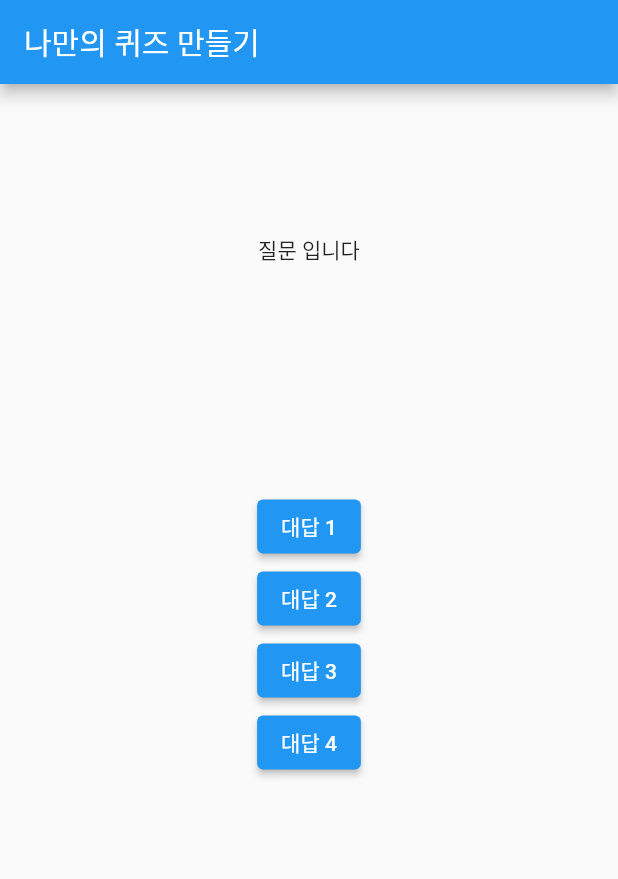
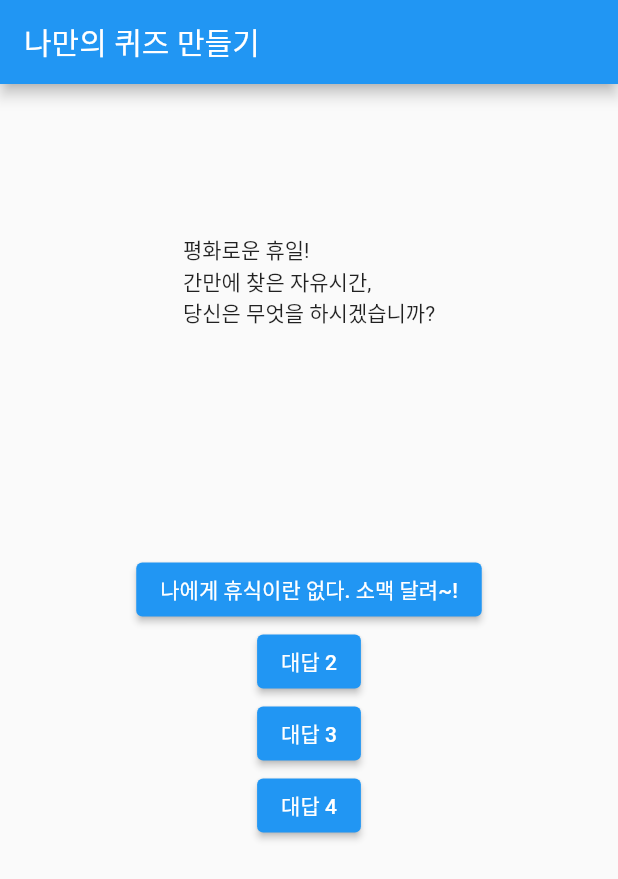
Before and after one commit to katejo2000/personal_quiz, a Flutter app: the screen it shows after launch, on a phone screen of 412 x 824 dp. Shown: the top 879 px of the screen. Run offline on Flutter 3.47's test engine with Material 2 defaults, Android fonts, the phone set to English and light mode, and no system bars.

Commit message:
added question list and tested it in quiz screen

```diff
--- a/lib/question_list.dart
+++ b/lib/question_list.dart
@@ -0,0 +1,29 @@
+List<Map<String, dynamic>> questionList = [
+  {
+    'questionText': '평화로운 휴일!\n간만에 찾은 자유시간,\n당신은 무엇을 하시겠습니까?',
+    'answers': [
+      {'text': '나에게 휴식이란 없다. 소맥 달려~!', 'score': 8},
+      {'text': '운동은 못참지! 헬스장 가기', 'score': 6},
+      {'text': '노래 들으며 산책이나 할까?', 'score': 4},
+      {'text': '피곤해.. 누워서 넷플 정주행하기', 'score': 2},
+    ],
+  },
+  {
+    'questionText': '카페에서 이상형을 본 당신!\n무엇을 하시겠습니까?',
+    'answers': [
+      {'text': '말은 부끄러워서 못 걸거 같다. 눈에만 담기', 'score': 2},
+      {'text': '가서 말을 걸어본다. 혹시 애인 있으세요?', 'score': 8},
+      {'text': '나 오늘 .. 상태 괜찮나? 일단 거울 보기', 'score': 4},
+      {'text': '그 사람 앞에 쪽지를 남기고 떠난다.', 'score': 6},
+    ],
+  },
+  {
+    'questionText': '안 친한 친구에게 받은 카톡.\n너 이런 점은 고쳤으면 좋겠어.',
+    'answers': [
+      {'text': '알겠어 근데 내 일은 내가 알아서 할게..^^', 'score': 4},
+      {'text': '이렇게 생각할 수도 있군. 고쳐본다고 한다.', 'score': 2},
+      {'text': '어쩌라는거지? 참견 말라고 한 소리 한다.', 'score': 8},
+      {'text': '굳이 얼굴 붉히기 싫다. 읽씹한다.', 'score': 6},
+    ],
+  },
+];
--- a/lib/screens/quiz_screen.dart
+++ b/lib/screens/quiz_screen.dart
@@ -1,4 +1,5 @@
 import 'package:flutter/material.dart';
+import 'package:personal_quiz/question_list.dart';
 
 class QuizScreen extends StatelessWidget {
   const QuizScreen({Key? key}) : super(key: key);
@@ -9,9 +10,12 @@ class QuizScreen extends StatelessWidget {
       child: Column(
         children: [
           const SizedBox(height: 100),
-          Text("질문 입니다"),
+          Text(questionList[0]["questionText"]),
           const SizedBox(height: 150),
-          ElevatedButton(onPressed: () {}, child: Text("대답 1")),
+          ElevatedButton(
+            onPressed: () {},
+            child: Text(questionList[0]["answers"][0]["text"]),
+          ),
           ElevatedButton(onPressed: () {}, child: Text("대답 2")),
           ElevatedButton(onPressed: () {}, child: Text("대답 3")),
           ElevatedButton(onPressed: () {}, child: Text("대답 4")),
```
